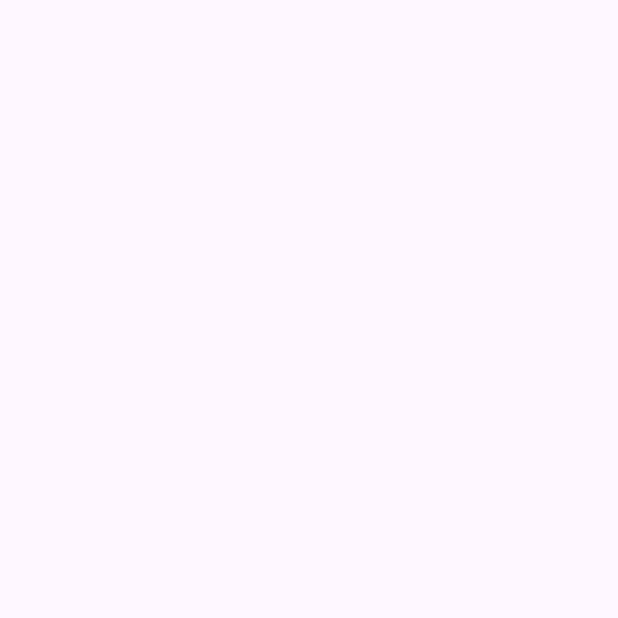
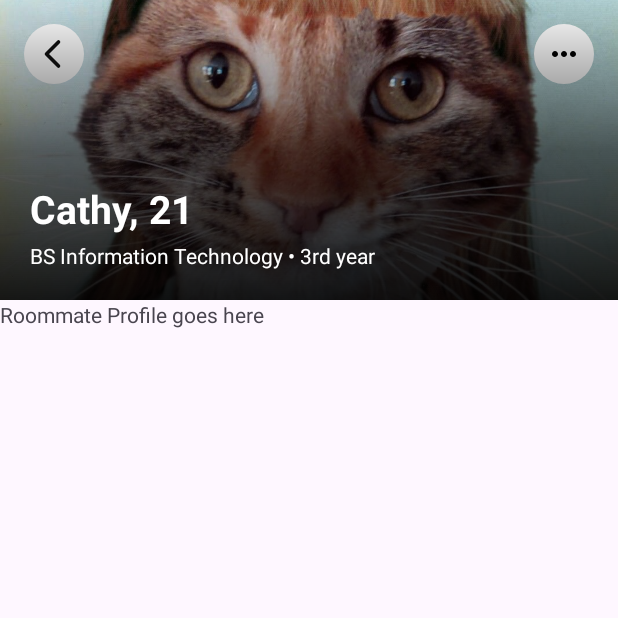
Before and after one commit to geezerbeez/DormMate, an Android app: the RoommateProfileActivity screen opened directly, with no data from a screen before it, on a phone screen of 412 x 824 dp, the top half of it. Before the commit the part shown is empty. Run offline under Robolectric (Android 15) with nearby library versions, the phone set to English and light mode, and no system bars.

Commit message:
feat: add roommate profile page

```diff
--- a/app/src/main/java/com/itismob/s02/group9/mco/dormmate/RoommateProfileActivity.java
+++ b/app/src/main/java/com/itismob/s02/group9/mco/dormmate/RoommateProfileActivity.java
@@ -1,6 +1,8 @@
 package com.itismob.s02.group9.mco.dormmate;
 
+import android.content.Intent;
 import android.os.Bundle;
+import android.widget.ImageButton;
 
 import androidx.activity.EdgeToEdge;
 import androidx.appcompat.app.AppCompatActivity;
@@ -9,6 +11,8 @@ import androidx.core.view.ViewCompat;
 import androidx.core.view.WindowInsetsCompat;
 
 public class RoommateProfileActivity extends AppCompatActivity {
+
+    private ImageButton btnBack;
 
     @Override
     protected void onCreate(Bundle savedInstanceState) {
@@ -20,5 +24,13 @@ public class RoommateProfileActivity extends AppCompatActivity {
             v.setPadding(systemBars.left, systemBars.top, systemBars.right, systemBars.bottom);
             return insets;
         });
+
+        btnBack = findViewById(R.id.btnBack);
+
+        btnBack.setOnClickListener(v -> {
+            finish();
+        });
     }
+
+
 }
--- /dev/null
+++ b/app/src/main/res/drawable/ic_menu.xml
@@ -0,0 +1,20 @@
+<!--
+  ~ Copyright (C) 2026 The Android Open Source Project
+  ~
+  ~ Licensed under the Apache License, Version 2.0 (the "License");
+  ~ you may not use this file except in compliance with the License.
+  ~ You may obtain a copy of the License at
+  ~
+  ~      http://www.apache.org/licenses/LICENSE-2.0
+  ~
+  ~ Unless required by applicable law or agreed to in writing, software
+  ~ distributed under the License is distributed on an "AS IS" BASIS,
+  ~ WITHOUT WARRANTIES OR CONDITIONS OF ANY KIND, either express or implied.
+  ~ See the License for the specific language governing permissions and
+  ~ limitations under the License.
+  -->
+<vector xmlns:android="http://schemas.android.com/apk/res/android" android:height="24dp" android:tint="#000000" android:viewportHeight="960" android:viewportWidth="960" android:width="24dp">
+
+    <path android:fillColor="@android:color/white" android:pathData="M240,560Q207,560 183.5,536.5Q160,513 160,480Q160,447 183.5,423.5Q207,400 240,400Q273,400 296.5,423.5Q320,447 320,480Q320,513 296.5,536.5Q273,560 240,560ZM480,560Q447,560 423.5,536.5Q400,513 400,480Q400,447 423.5,423.5Q447,400 480,400Q513,400 536.5,423.5Q560,447 560,480Q560,513 536.5,536.5Q513,560 480,560ZM720,560Q687,560 663.5,536.5Q640,513 640,480Q640,447 663.5,423.5Q687,400 720,400Q753,400 776.5,423.5Q800,447 800,480Q800,513 776.5,536.5Q753,560 720,560Z"/>
+
+</vector>
--- a/app/src/main/res/layout/roommate_profile.xml
+++ b/app/src/main/res/layout/roommate_profile.xml
@@ -1,10 +1,100 @@
 <?xml version="1.0" encoding="utf-8"?>
-<androidx.constraintlayout.widget.ConstraintLayout xmlns:android="http://schemas.android.com/apk/res/android"
+<LinearLayout xmlns:android="http://schemas.android.com/apk/res/android"
     xmlns:app="http://schemas.android.com/apk/res-auto"
     xmlns:tools="http://schemas.android.com/tools"
     android:id="@+id/main"
     android:layout_width="match_parent"
     android:layout_height="match_parent"
+    android:orientation="vertical"
     tools:context=".RoommateProfileActivity">
 
-</androidx.constraintlayout.widget.ConstraintLayout>
+
+    <FrameLayout
+        android:layout_width="match_parent"
+        android:layout_height="200dp">
+
+        <ImageView
+            android:id="@+id/roommateImage"
+            android:layout_width="match_parent"
+            android:layout_height="match_parent"
+            android:contentDescription="Roommate profile picture"
+            android:scaleType="centerCrop"
+            android:src="@drawable/img_roommateprofile" />
+
+        <LinearLayout
+            android:layout_width="match_parent"
+            android:layout_height="wrap_content"
+            android:orientation="horizontal"
+            android:gravity="center_vertical">
+
+            <ImageButton
+                android:id="@+id/btnBack"
+                android:layout_width="40dp"
+                android:layout_height="40dp"
+                android:background="@drawable/circle_button"
+                android:contentDescription="Back"
+                android:layout_margin="16dp"
+                android:padding="12dp"
+                android:src="@drawable/signup_back" />
+
+            <Space
+                android:layout_width="0dp"
+                android:layout_height="1dp"
+                android:layout_weight="1" />
+
+            <ImageButton
+                android:id="@+id/btnMenu"
+                android:layout_width="40dp"
+                android:layout_height="40dp"
+                android:background="@drawable/circle_button"
+                android:contentDescription="Menu"
+                android:layout_margin="16dp"
+                android:padding="12dp"
+                android:src="@drawable/ic_menu" />
+
+        </LinearLayout>
+
+
+
+
+        <View
+            android:layout_width="match_parent"
+            android:layout_height="200dp"
+            android:layout_gravity="bottom"
+            android:background="@drawable/bg_profile_gradient" />
+
+        <LinearLayout
+            android:layout_width="match_parent"
+            android:layout_height="wrap_content"
+            android:layout_gravity="bottom"
+            android:orientation="vertical"
+            android:padding="20dp">
+
+            <TextView
+                android:id="@+id/roommateNameAge"
+                android:layout_width="match_parent"
+                android:layout_height="wrap_content"
+                android:text="Cathy, 21"
+                android:textColor="@color/white"
+                android:textSize="26sp"
+                android:textStyle="bold"/>
+
+            <TextView
+                android:id="@+id/roommateCourse"
+                android:layout_width="match_parent"
+                android:layout_height="wrap_content"
+                android:text="BS Information Technology • 3rd year"
+                android:textColor="@color/white"
+                android:textSize="14sp"
+                android:layout_marginTop="4dp"/>
+
+        </LinearLayout>
+
+    </FrameLayout>
+
+    <TextView
+        android:layout_width="match_parent"
+        android:layout_height="match_parent"
+        android:text="Roommate Profile goes here"/>
+
+</LinearLayout>
```
Also changed, not shown: app/src/main/AndroidManifest.xml (+0 -16 lines), app/src/main/java/com/itismob/s02/group9/mco/dormmate/RoommateDiscoveryFragment.java (+29 -2 lines), app/src/main/res/layout/fragment_roommate_discovery.xml (+29 -2 lines).
